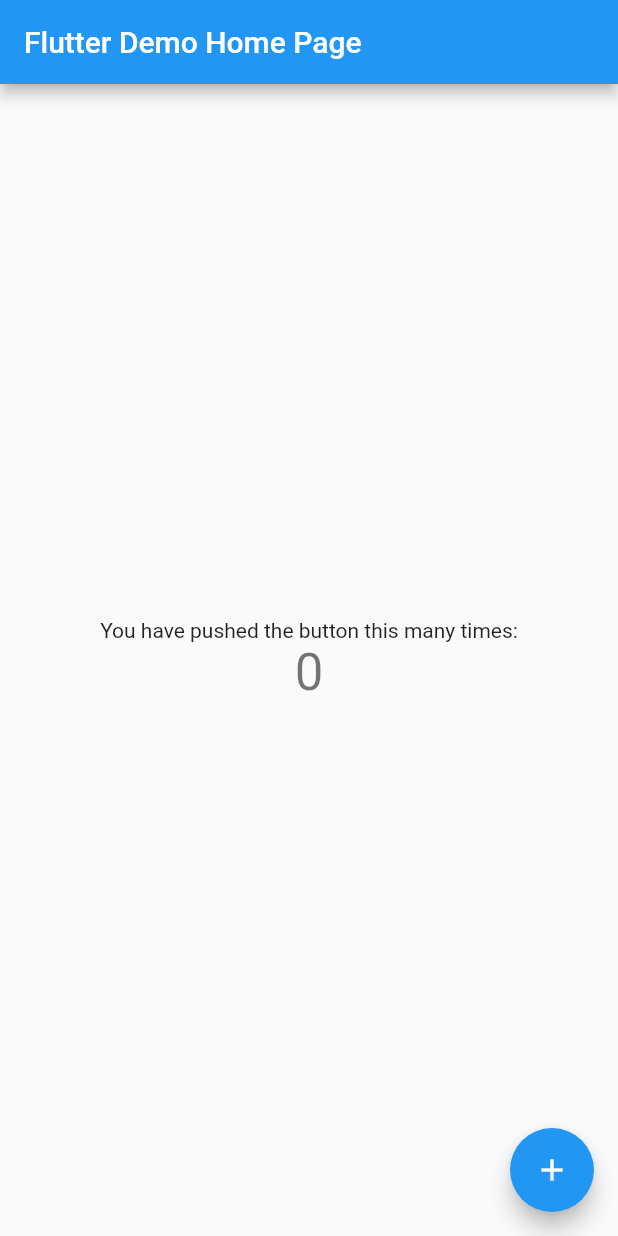
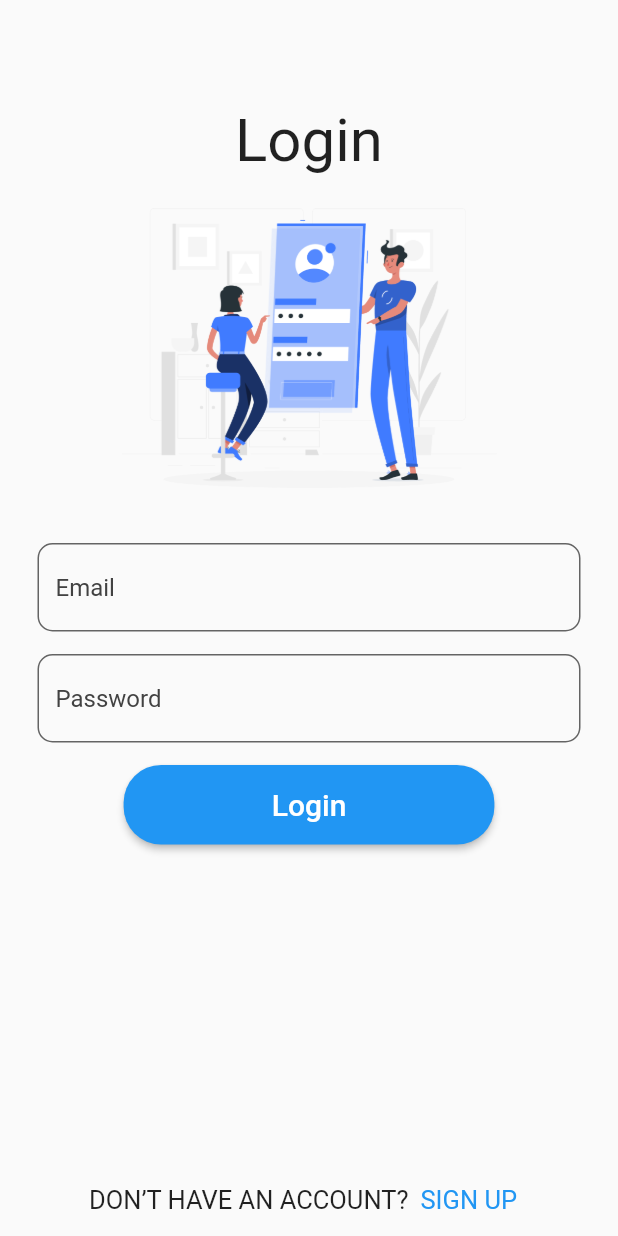
Before and after one commit to Sahil-Kundaliya/flexion_project, a Flutter app: the screen it shows after launch, on a phone screen of 412 x 824 dp. Run offline on Flutter 3.47's test engine with Material 2 defaults, Android fonts, the phone set to English and light mode, and no system bars.

Commit message:
Sahil | Login Page Ui Design

```diff
--- /dev/null
+++ b/lib/Screens/login_screen.dart
@@ -0,0 +1,100 @@
+import 'package:flutter/material.dart';
+
+class LoginScreen extends StatelessWidget {
+  const LoginScreen({Key? key}) : super(key: key);
+
+  @override
+  Widget build(BuildContext context) {
+    return Scaffold(
+        body: Center(
+      child: Column(
+        children: [
+          const SizedBox(
+            height: 70,
+          ),
+          Text(
+            "Login",
+            style: TextStyle(fontSize: 40),
+          ),
+          const SizedBox(
+            height: 15,
+          ),
+          Container(
+            height: 200,
+            width: 250,
+            child: Image.asset("assets/images/Group 8.png"),
+          ),
+          const SizedBox(
+            height: 30,
+          ),
+          Padding(
+            padding: const EdgeInsets.symmetric(horizontal: 25),
+            child: TextField(
+              decoration: InputDecoration(
+                  border: OutlineInputBorder(
+                    borderRadius: BorderRadius.circular(10.0),
+                  ),
+                  filled: true,
+                  hintStyle: TextStyle(color: Colors.grey[800]),
+                  hintText: "Email",
+                  fillColor: Colors.transparent),
+            ),
+          ),
+          const SizedBox(
+            height: 15,
+          ),
+          Padding(
+            padding: const EdgeInsets.symmetric(horizontal: 25),
+            child: TextField(
+              decoration: InputDecoration(
+                  border: OutlineInputBorder(
+                    borderRadius: BorderRadius.circular(10.0),
+                  ),
+                  filled: true,
+                  hintStyle: TextStyle(color: Colors.grey[800]),
+                  hintText: "Password",
+                  fillColor: Colors.transparent),
+            ),
+          ),
+          const SizedBox(height: 15),
+          Container(
+            width: MediaQuery.of(context).size.width * 0.6,
+            child: ElevatedButton(
+              onPressed: () {},
+              style: ElevatedButton.styleFrom(
+                primary: Colors.blue,
+                shape: RoundedRectangleBorder(
+                  borderRadius: BorderRadius.circular(25),
+                ),
+              ),
+              child: Padding(
+                padding: const EdgeInsets.all(15.0),
+                child: Text(
+                  'Login',
+                  style: TextStyle(fontSize: 20),
+                ),
+              ),
+            ),
+          ),
+          const Spacer(),
+          Row(
+            mainAxisAlignment: MainAxisAlignment.center,
+            children: [
+              Text(
+                "DON’T HAVE AN ACCOUNT?",
+                style: TextStyle(fontSize: 17),
+              ),
+              TextButton(
+                style: TextButton.styleFrom(
+                  textStyle: const TextStyle(fontSize: 17),
+                ),
+                onPressed: () {},
+                child: const Text('SIGN UP'),
+              )
+            ],
+          )
+        ],
+      ),
+    ));
+  }
+}
--- a/lib/main.dart
+++ b/lib/main.dart
@@ -1,3 +1,4 @@
+import 'package:flexion_project/Screens/login_screen.dart';
 import 'package:flutter/material.dart';
 
 void main() {
@@ -13,103 +14,9 @@ class MyApp extends StatelessWidget {
     return MaterialApp(
       title: 'Flutter Demo',
       theme: ThemeData(
-        // This is the theme of your application.
-        //
-        // Try running your application with "flutter run". You'll see the
-        // application has a blue toolbar. Then, without quitting the app, try
-        // changing the primarySwatch below to Colors.green and then invoke
-        // "hot reload" (press "r" in the console where you ran "flutter run",
-        // or simply save your changes to "hot reload" in a Flutter IDE).
-        // Notice that the counter didn't reset back to zero; the application
-        // is not restarted.
         primarySwatch: Colors.blue,
       ),
-      home: const MyHomePage(title: 'Flutter Demo Home Page'),
+      home: const LoginScreen(),
     );
   }
 }
-
-class MyHomePage extends StatefulWidget {
-  const MyHomePage({Key? key, required this.title}) : super(key: key);
-
-  // This widget is the home page of your application. It is stateful, meaning
-  // that it has a State object (defined below) that contains fields that affect
-  // how it looks.
-
-  // This class is the configuration for the state. It holds the values (in this
-  // case the title) provided by the parent (in this case the App widget) and
-  // used by the build method of the State. Fields in a Widget subclass are
-  // always marked "final".
-
-  final String title;
-
-  @override
-  State<MyHomePage> createState() => _MyHomePageState();
-}
-
-class _MyHomePageState extends State<MyHomePage> {
-  int _counter = 0;
-
-  void _incrementCounter() {
-    setState(() {
-      // This call to setState tells the Flutter framework that something has
-      // changed in this State, which causes it to rerun the build method below
-      // so that the display can reflect the updated values. If we changed
-      // _counter without calling setState(), then the build method would not be
-      // called again, and so nothing would appear to happen.
-      _counter++;
-    });
-  }
-
-  @override
-  Widget build(BuildContext context) {
-    // This method is rerun every time setState is called, for instance as done
-    // by the _incrementCounter method above.
-    //
-    // The Flutter framework has been optimized to make rerunning build methods
-    // fast, so that you can just rebuild anything that needs updating rather
-    // than having to individually change instances of widgets.
-    return Scaffold(
-      appBar: AppBar(
-        // Here we take the value from the MyHomePage object that was created by
-        // the App.build method, and use it to set our appbar title.
-        title: Text(widget.title),
-      ),
-      body: Center(
-        // Center is a layout widget. It takes a single child and positions it
-        // in the middle of the parent.
-        child: Column(
-          // Column is also a layout widget. It takes a list of children and
-          // arranges them vertically. By default, it sizes itself to fit its
-          // children horizontally, and tries to be as tall as its parent.
-          //
-          // Invoke "debug painting" (press "p" in the console, choose the
-          // "Toggle Debug Paint" action from the Flutter Inspector in Android
-          // Studio, or the "Toggle Debug Paint" command in Visual Studio Code)
-          // to see the wireframe for each widget.
-          //
-          // Column has various properties to control how it sizes itself and
-          // how it positions its children. Here we use mainAxisAlignment to
-          // center the children vertically; the main axis here is the vertical
-          // axis because Columns are vertical (the cross axis would be
-          // horizontal).
-          mainAxisAlignment: MainAxisAlignment.center,
-          children: <Widget>[
-            const Text(
-              'You have pushed the button this many times:',
-            ),
-            Text(
-              '$_counter',
-              style: Theme.of(context).textTheme.headline4,
-            ),
-          ],
-        ),
-      ),
-      floatingActionButton: FloatingActionButton(
-        onPressed: _incrementCounter,
-        tooltip: 'Increment',
-        child: const Icon(Icons.add),
-      ), // This trailing comma makes auto-formatting nicer for build methods.
-    );
-  }
-}
--- a/pubspec.yaml
+++ b/pubspec.yaml
@@ -51,6 +51,10 @@ dev_dependencies:
 
 # The following section is specific to Flutter packages.
 flutter:
+  assets:
+    - assets/images/Group 8.png
+    - assets/images/Group 9.png
+
 
   # The following line ensures that the Material Icons font is
   # included with your application, so that you can use the icons in
```
Also changed, not shown: assets/images/Group 8.png (added), assets/images/Group 9.png (added).
